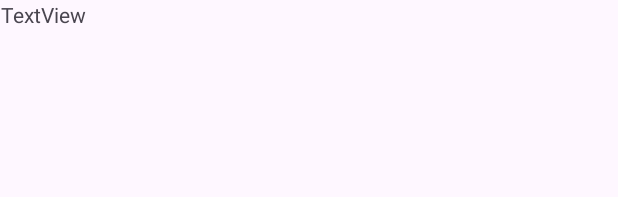
After one commit to kriswell1/PillPilot3, an Android app: the layout pill_list_item.xml on its own in the app's theme, with its tools: preview values and no code run, on a phone screen of 412 x 824 dp. The commit adds this screen. Shown: the top 197 px of the screen. Run offline under Robolectric (Android 15) with nearby library versions, the phone set to English and light mode, and no system bars.

Commit message:
Commit 3
listaelem elrendezés, RecycleView Adapter, gombfigyelők

```diff
--- a/PillPilot/app/src/main/java/com/example/pillpilot/PillRoomDatabase.java
+++ b/PillPilot/app/src/main/java/com/example/pillpilot/PillRoomDatabase.java
@@ -6,7 +6,8 @@ import androidx.room.Database;
 import androidx.room.Room;
 import androidx.room.RoomDatabase;
 
-@Database(entities = {Pill.class}, version = 1)
+
+@Database(entities = {Pill.class},/*exportSchema = false,*/ version = 1)
 public abstract class PillRoomDatabase extends RoomDatabase {
     public abstract PillDao pillDao();
     private static PillRoomDatabase INSTANCE;
--- /dev/null
+++ b/PillPilot/app/src/main/res/layout/pill_list_item.xml
@@ -0,0 +1,16 @@
+<?xml version="1.0" encoding="utf-8"?>
+<androidx.constraintlayout.widget.ConstraintLayout xmlns:android="http://schemas.android.com/apk/res/android"
+    xmlns:app="http://schemas.android.com/apk/res-auto"
+    xmlns:tools="http://schemas.android.com/tools"
+    android:layout_width="match_parent"
+    android:layout_height="wrap_content">
+
+    <TextView
+        android:id="@+id/pill_row"
+        android:layout_width="411dp"
+        android:layout_height="30dp"
+        android:text="TextView"
+        app:layout_constraintEnd_toEndOf="parent"
+        app:layout_constraintStart_toStartOf="parent"
+        app:layout_constraintTop_toTopOf="parent" />
+</androidx.constraintlayout.widget.ConstraintLayout>
```
Also changed, not shown: PillPilot/app/src/main/java/com/example/pillpilot/HomeFragment.java (+102 -1 lines), PillPilot/app/src/main/java/com/example/pillpilot/ui/main/MainViewModel.java (added, +41 -0 lines), PillPilot/app/src/main/java/com/example/pillpilot/ui/main/PillListAdapter.java (added, +48 -0 lines), PillPilot/app/src/main/res/layout/fragment_home.xml (+6 -6 lines), 1 other file.
